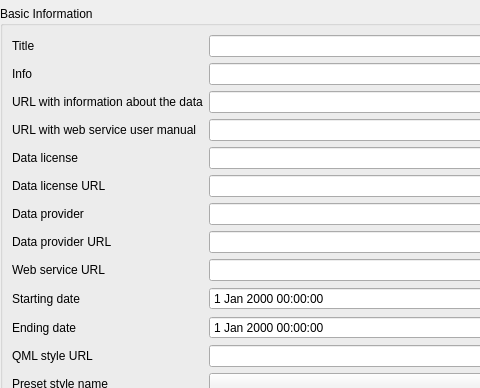
Qt form qquake/ui/service_configuration_widget_base.ui (INGV/qquake) before a commit; both pictures show x 0 to 480 and y 0 to 388 of the 565 by 676 pixel window.
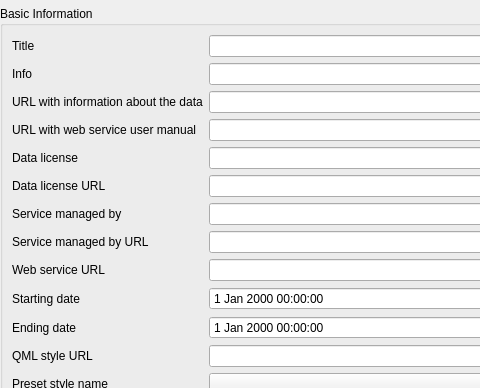
The same form after that commit. Custom widgets are drawn as their Qt base class.

Commit message: Replaced "Data provider" with a more suitable label "Service managed by" as I am told that most serviced are some sort of federator of multiple data provider, so here we may caus "political" problems

Patch:
```diff
--- a/qquake/ui/service_configuration_widget_base.ui
+++ b/qquake/ui/service_configuration_widget_base.ui
@@ -102,7 +102,7 @@
           <item row="7" column="0">
            <widget class="QLabel" name="label_7">
             <property name="text">
-             <string>Data provider</string>
+             <string>Service managed by</string>
             </property>
            </widget>
           </item>
@@ -159,7 +159,7 @@
           <item row="8" column="0">
            <widget class="QLabel" name="label_8">
             <property name="text">
-             <string>Data provider URL</string>
+             <string>Service managed by URL</string>
             </property>
            </widget>
           </item>
```
The commit also changes 1 other file.
